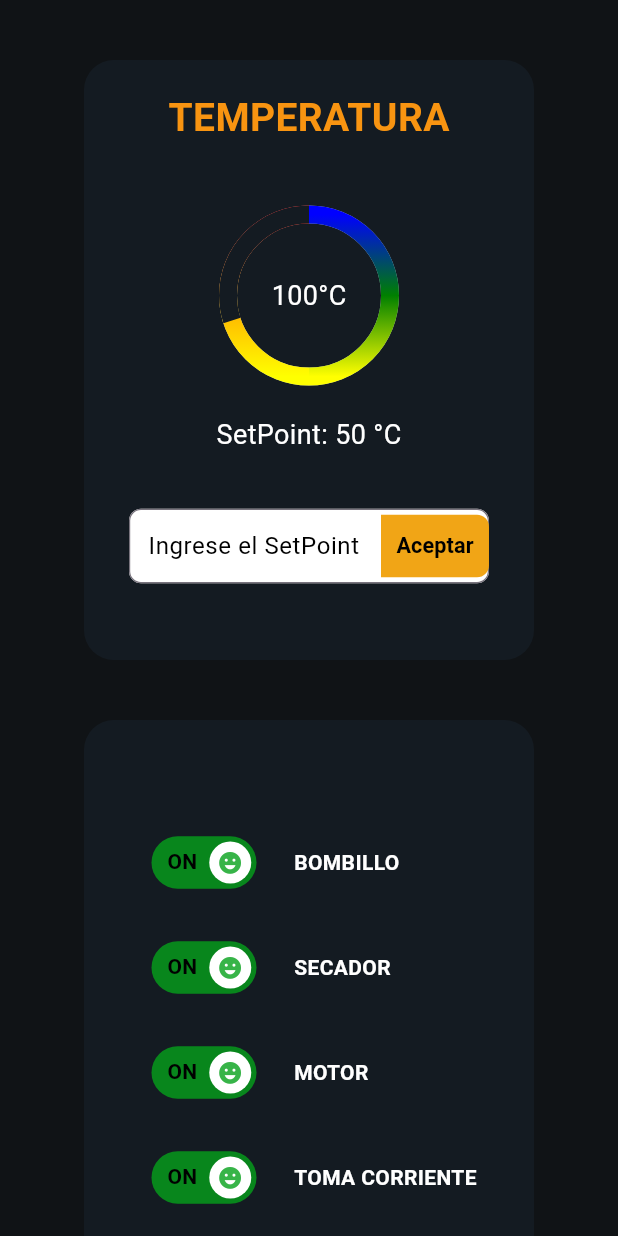
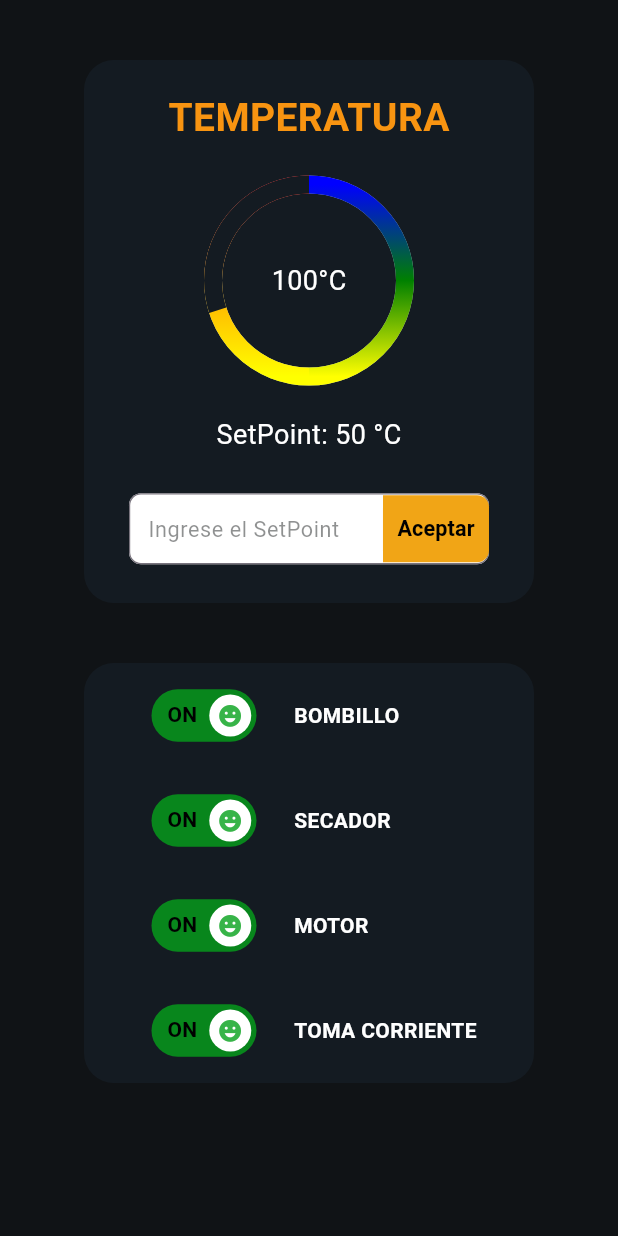
Before and after one commit to Yscarlys/ESP32S3-flutter, a Flutter app: the screen it shows after launch, on a phone screen of 412 x 824 dp. Run offline on Flutter 3.47's test engine with Material 3 defaults, Android fonts, the phone set to English and light mode, and no system bars; drawn by our look-alikes of lite_rolling_switch, percent_indicator; missing offline and left inert: all_bluetooth.

Commit message:
Ya casi casi

```diff
--- a/lib/paginas/inicio.dart
+++ b/lib/paginas/inicio.dart
@@ -34,7 +34,6 @@ class Inicio extends StatelessWidget {
     return <Widget>[
       Container(
         width: 300.0,
-        height: 400.0,
         decoration: const BoxDecoration(
             color: Color(0xff141b22),
             borderRadius: BorderRadius.all(Radius.circular(20))),
@@ -43,7 +42,7 @@ class Inicio extends StatelessWidget {
           children: <Widget>[
             Row(mainAxisAlignment: MainAxisAlignment.center, children: <Widget>[
               Container(
-                padding: const EdgeInsets.all(20.0),
+                padding: const EdgeInsets.only(top: 20.0),
                 child: Text(
                   'Temperatura'.toUpperCase(),
                   style: const TextStyle(
@@ -64,7 +63,7 @@ class Inicio extends StatelessWidget {
                         Container(
                             padding: const EdgeInsets.all(20.0),
                             child: CircularPercentIndicator(
-                              radius: 60.0,
+                              radius: 70.0,
                               lineWidth: 12.0,
                               percent: 0.5,
                               linearGradient: const LinearGradient(
@@ -82,7 +81,7 @@ class Inicio extends StatelessWidget {
                               padding: const EdgeInsets.all(20.0),
                               child: CircularPercentIndicator(
                                 backgroundColor: Colors.transparent,
-                                radius: 60.0,
+                                radius: 70.0,
                                 lineWidth: 12.0,
                                 percent: 0.5,
                                 linearGradient: const LinearGradient(
@@ -99,14 +98,18 @@ class Inicio extends StatelessWidget {
                             padding: const EdgeInsets.all(20.0),
                             child: CircularPercentIndicator(
                               backgroundColor: Colors.transparent,
-                              radius: 60.0,
+                              radius: 70.0,
                               lineWidth: 12.0,
                               percent: 1 - 0.7,
-                              center: Transform.flip(flipX: true,
-                                child: const Text("100°C", style: TextStyle(color: Colors.white, fontSize: 18),)),
+                              center: Transform.flip(
+                                  flipX: true,
+                                  child: const Text(
+                                    "100°C",
+                                    style: TextStyle(
+                                        color: Colors.white, fontSize: 18),
+                                  )),
                               progressColor: const Color(0xff141b22),
-                            )
-                            ),
+                            )),
                       ],
                     ))
               ],
@@ -122,7 +125,7 @@ class Inicio extends StatelessWidget {
             ),
             Padding(
               padding:
-                  const EdgeInsets.symmetric(vertical: 30.0, horizontal: 0.0),
+                  const EdgeInsets.symmetric(vertical: 20.0, horizontal: 0.0),
               child: Transform.scale(
                 scale: 0.8,
                 child: Column(
@@ -143,21 +146,31 @@ class Inicio extends StatelessWidget {
                                 ),
                                 hintText: "Ingrese el SetPoint",
                                 hintStyle: const TextStyle(
-                                  color: Colors.black, fontSize: 20.0),
+                                  color: Color(0x862A2D2E),
+                                  fontSize: 18.0,
                                 ),
                               ),
-                         TextButton(onPressed:(){},
-                         child: const Text("Aceptar", style: TextStyle(fontSize: 18.0, fontWeight: FontWeight.w600),),
+                            ),
+                            TextButton(
+                              onPressed: () {},
                               style: TextButton.styleFrom(
-                          fixedSize: const Size(90, 52),
-                          backgroundColor:  const Color.fromARGB(250, 241, 163, 17),
+                                  fixedSize: const Size(double.infinity, 56),
+                                  backgroundColor:
+                                      const Color.fromARGB(250, 241, 163, 17),
                                   foregroundColor: Colors.black,
                                   shape: const RoundedRectangleBorder(
-                            borderRadius: BorderRadius.only(topRight: Radius.circular(10), bottomRight: Radius.circular(10))
+                                      borderRadius: BorderRadius.only(
+                                          topRight: Radius.circular(10),
+                                          bottomRight: Radius.circular(10)))),
+                              child: const Text(
+                                "Aceptar",
+                                style: TextStyle(
+                                    fontSize: 18.0,
+                                    fontWeight: FontWeight.w600),
+                              ),
+                            )
+                          ],
                         )),
-                          )
-                      ],)
-                    ),
                   ],
                 ),
               ),
@@ -172,7 +185,6 @@ class Inicio extends StatelessWidget {
     return <Widget>[
       Container(
         width: 300.0,
-        height: 400.0,
         decoration: const BoxDecoration(
             color: Color(0xff141b22),
             borderRadius: BorderRadius.all(Radius.circular(20))),
```
Lines whose indentation alone changed are shown as unchanged.
